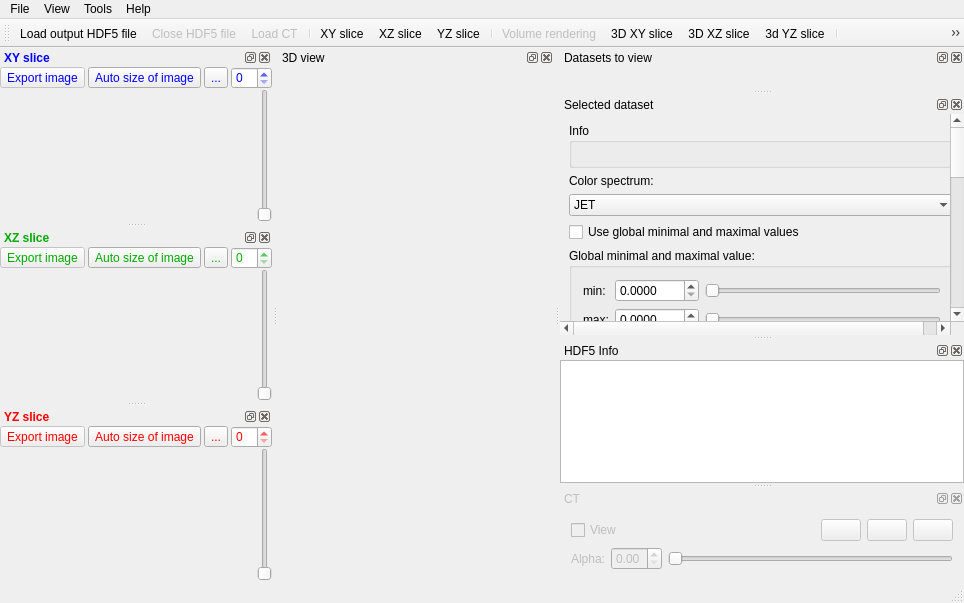
klepo/Visualisation-of-the-outputs-of-k-Wave-ultrasound-simulations, file gui/gui/mainwindow.ui: the form before one commit.
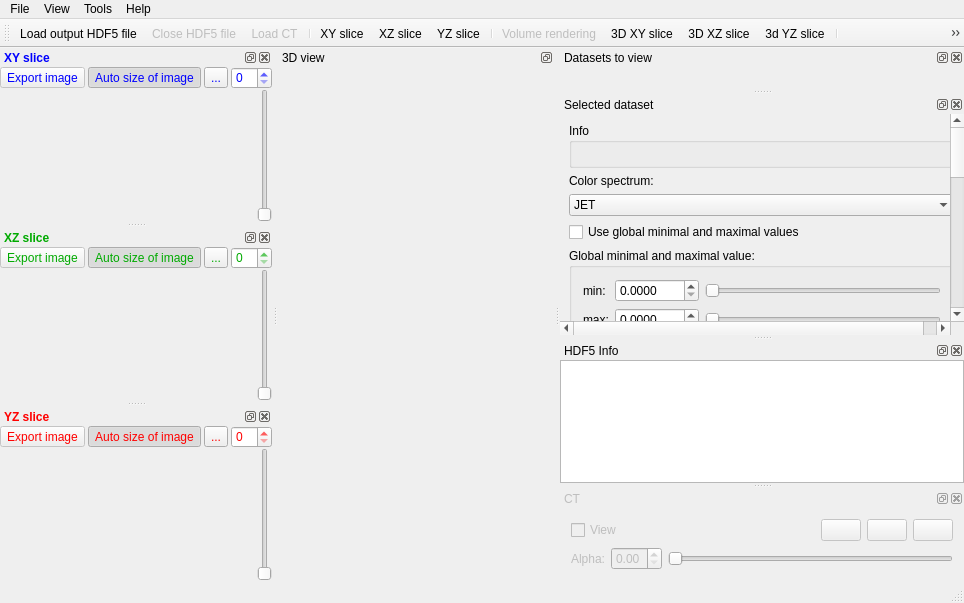
The form after the commit. Icons and pictures are not drawn. Custom widgets are drawn as their Qt base class.

Diff of the .ui file:
```diff
--- a/gui/gui/mainwindow.ui
+++ b/gui/gui/mainwindow.ui
@@ -55,7 +55,7 @@
        </size>
       </property>
       <property name="features">
-       <set>QDockWidget::AllDockWidgetFeatures</set>
+       <set>QDockWidget::DockWidgetFloatable|QDockWidget::DockWidgetMovable</set>
       </property>
       <property name="allowedAreas">
        <set>Qt::NoDockWidgetArea</set>
@@ -1342,6 +1342,9 @@
        <property name="checkable">
         <bool>true</bool>
        </property>
+       <property name="checked">
+        <bool>true</bool>
+       </property>
       </widget>
      </item>
      <item row="0" column="2">
@@ -1502,6 +1505,9 @@
        <property name="checkable">
         <bool>true</bool>
        </property>
+       <property name="checked">
+        <bool>true</bool>
+       </property>
       </widget>
      </item>
      <item row="2" column="5">
@@ -1638,6 +1644,9 @@
        <property name="checkable">
         <bool>true</bool>
        </property>
+       <property name="checked">
+        <bool>true</bool>
+       </property>
       </widget>
      </item>
      <item row="3" column="5">
```
